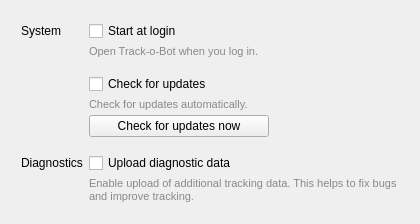
stevschmid/track-o-bot, file src/ui/SettingsWidget.ui: the form before one commit.
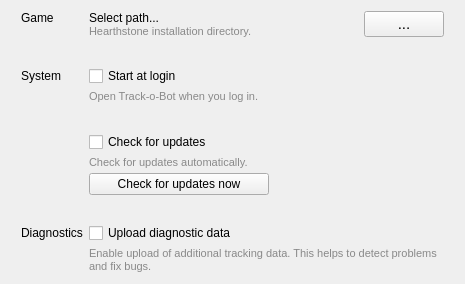
The form after the commit.

Commit message:
Add the option to manually select the Hearthstone folder.
Agent.db is not installed anymore. Registry is wonky. There doesn't seem to be a good way to auto-detect the path reliable.

What changed in the file:
```diff
--- a/src/ui/SettingsWidget.ui
+++ b/src/ui/SettingsWidget.ui
@@ -6,14 +6,14 @@
    <rect>
     <x>0</x>
     <y>0</y>
-    <width>420</width>
-    <height>224</height>
+    <width>465</width>
+    <height>284</height>
    </rect>
   </property>
   <property name="minimumSize">
    <size>
     <width>0</width>
-    <height>210</height>
+    <height>250</height>
    </size>
   </property>
   <property name="windowTitle">
@@ -22,6 +22,7 @@
   <property name="styleSheet">
    <string notr="true">QLabel#startDescription,
 QLabel#metadataDescription,
+QLabel#hearthstonePathDescription,
 QLabel#updateDescription {
 	font-size: 11px;
 	color: #898989;
@@ -40,36 +41,129 @@
       <number>10</number>
      </property>
      <property name="topMargin">
-      <number>10</number>
+      <number>0</number>
      </property>
      <property name="rightMargin">
       <number>10</number>
      </property>
      <property name="bottomMargin">
-      <number>10</number>
+      <number>0</number>
      </property>
-     <item row="1" column="0">
+     <item row="0" column="0">
+      <widget class="QLabel" name="label">
+       <property name="text">
+        <string>Game</string>
+       </property>
+       <property name="alignment">
+        <set>Qt::AlignLeading|Qt::AlignLeft|Qt::AlignTop</set>
+       </property>
+      </widget>
+     </item>
+     <item row="0" column="1">
+      <layout class="QHBoxLayout" name="horizontalLayout_2" stretch="5,1">
+       <property name="spacing">
+        <number>0</number>
+       </property>
+       <property name="sizeConstraint">
+        <enum>QLayout::SetDefaultConstraint</enum>
+       </property>
+       <item>
+        <layout class="QVBoxLayout" name="verticalLayout">
+         <property name="spacing">
+          <number>0</number>
+         </property>
+         <item>
+          <widget class="QLabel" name="hearthstoneDirectoryPath">
+           <property name="text">
+            <string>Select path...</string>
+           </property>
+          </widget>
+         </item>
+         <item>
+          <widget class="QLabel" name="hearthstonePathDescription">
+           <property name="text">
+            <string>Hearthstone installation directory.</string>
+           </property>
+          </widget>
+         </item>
+        </layout>
+       </item>
+       <item>
+        <layout class="QVBoxLayout" name="verticalLayout_4">
+         <item>
+          <widget class="QPushButton" name="selectHearthstoneDirectoryPath">
+           <property name="sizePolicy">
+            <sizepolicy hsizetype="MinimumExpanding" vsizetype="Fixed">
+             <horstretch>0</horstretch>
+             <verstretch>0</verstretch>
+            </sizepolicy>
+           </property>
+           <property name="font">
+            <font>
+             <pointsize>11</pointsize>
+             <kerning>true</kerning>
+            </font>
+           </property>
+           <property name="text">
+            <string>...</string>
+           </property>
+          </widget>
+         </item>
+         <item>
+          <spacer name="verticalSpacer_4">
+           <property name="orientation">
+            <enum>Qt::Vertical</enum>
+           </property>
+           <property name="sizeType">
+            <enum>QSizePolicy::MinimumExpanding</enum>
+           </property>
+           <property name="sizeHint" stdset="0">
+            <size>
+             <width>20</width>
+             <height>0</height>
+            </size>
+           </property>
+          </spacer>
+         </item>
+        </layout>
+       </item>
+      </layout>
+     </item>
+     <item row="3" column="1">
+      <spacer name="verticalSpacer_3">
+       <property name="orientation">
+        <enum>Qt::Vertical</enum>
+       </property>
+       <property name="sizeHint" stdset="0">
+        <size>
+         <width>20</width>
+         <height>10</height>
+        </size>
+       </property>
+      </spacer>
+     </item>
+     <item row="4" column="0">
       <widget class="QLabel" name="label_4">
        <property name="text">
         <string>System</string>
        </property>
       </widget>
      </item>
-     <item row="1" column="1">
+     <item row="4" column="1">
       <widget class="QCheckBox" name="startAtLogin">
        <property name="text">
         <string>Start at login </string>
        </property>
       </widget>
      </item>
-     <item row="2" column="1">
+     <item row="5" column="1">
       <widget class="QLabel" name="startDescription">
        <property name="text">
         <string>Open Track-o-Bot when you log in.</string>
        </property>
       </widget>
      </item>
-     <item row="4" column="1">
+     <item row="7" column="1">
       <spacer name="verticalSpacer_2">
        <property name="orientation">
         <enum>Qt::Vertical</enum>
@@ -82,21 +176,21 @@
        </property>
       </spacer>
      </item>
-     <item row="5" column="1">
+     <item row="8" column="1">
       <widget class="QCheckBox" name="checkForUpdates">
        <property name="text">
         <string>Check for updates</string>
        </property>
       </widget>
      </item>
-     <item row="6" column="1">
+     <item row="9" column="1">
       <widget class="QLabel" name="updateDescription">
        <property name="text">
         <string>Check for updates automatically.</string>
        </property>
       </widget>
      </item>
-     <item row="7" column="1">
+     <item row="10" column="1">
       <widget class="QPushButton" name="checkForUpdatesNowButton">
        <property name="enabled">
         <bool>true</bool>
@@ -121,7 +215,7 @@
        </property>
       </widget>
      </item>
-     <item row="8" column="1">
+     <item row="11" column="1">
       <spacer name="verticalSpacer">
        <property name="orientation">
         <enum>Qt::Vertical</enum>
@@ -134,24 +228,24 @@
        </property>
       </spacer>
      </item>
-     <item row="9" column="0">
+     <item row="12" column="0">
       <widget class="QLabel" name="label_2">
        <property name="text">
         <string>Diagnostics</string>
        </property>
       </widget>
      </item>
-     <item row="9" column="1">
+     <item row="12" column="1">
       <widget class="QCheckBox" name="checkUploadMetadata">
        <property name="text">
         <string>Upload diagnostic data</string>
        </property>
       </widget>
      </item>
-     <item row="10" column="1">
+     <item row="13" column="1">
       <widget class="QLabel" name="metadataDescription">
        <property name="text">
-        <string>Enable upload of additional tracking data. This helps to fix bugs and improve tracking.</string>
+        <string>Enable upload of additional tracking data. This helps to detect problems and fix bugs.</string>
        </property>
        <property name="wordWrap">
         <bool>true</bool>
```
The commit also changes 13 other files.
